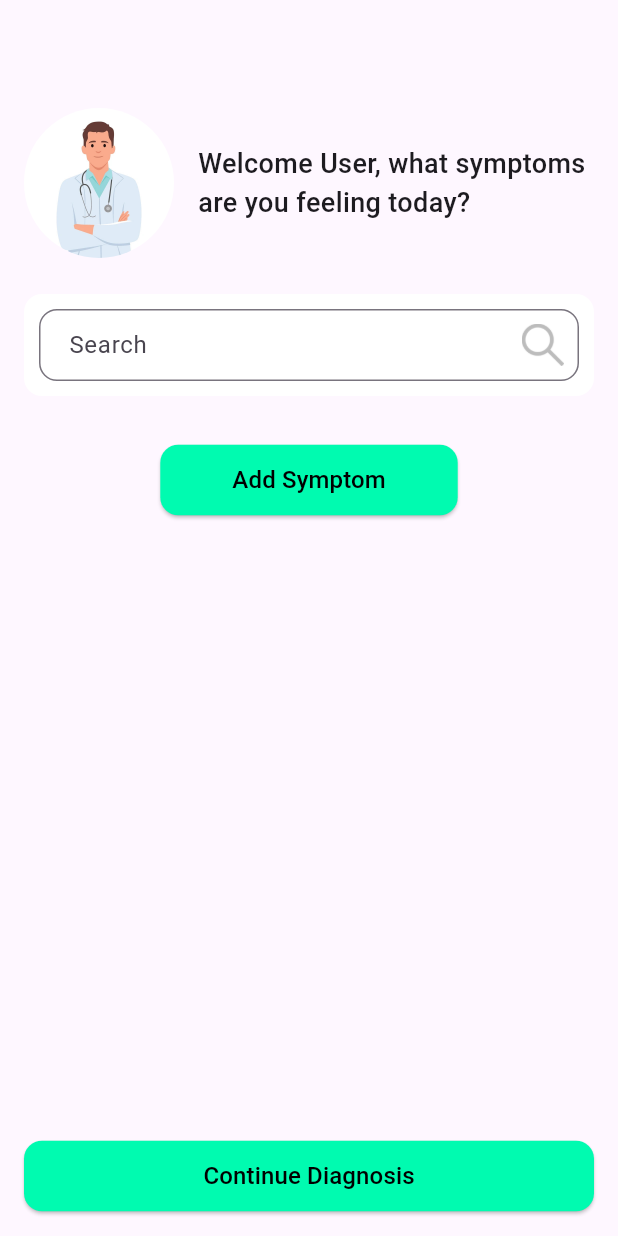
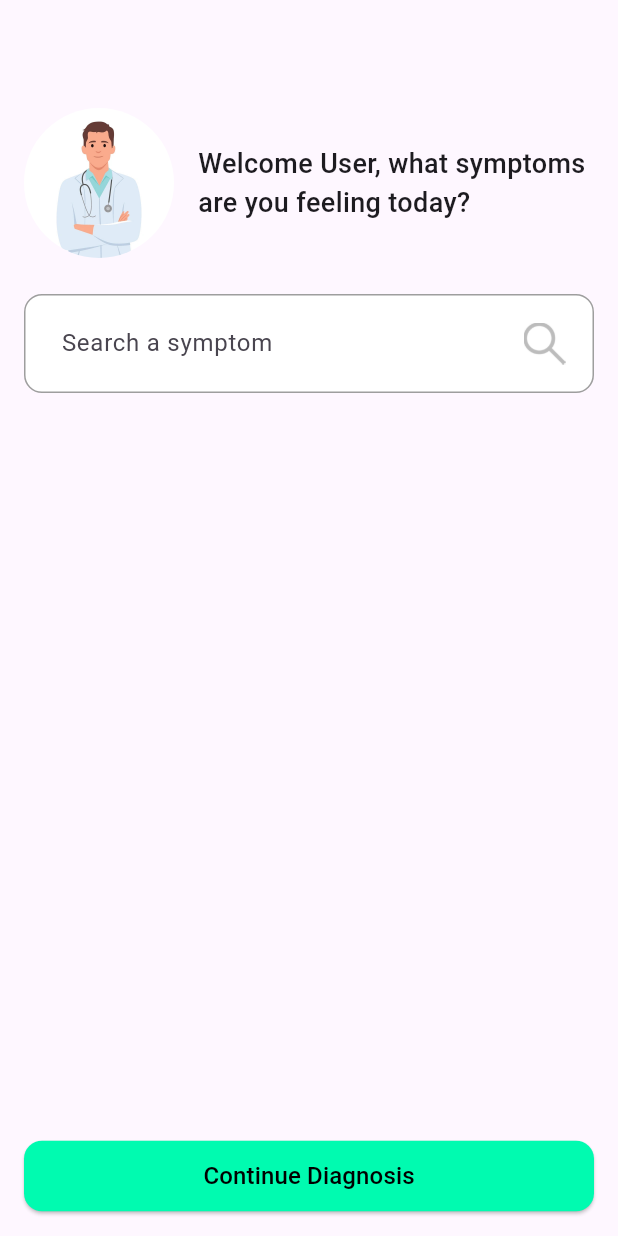
Before and after one commit to texasluminescence/medimatch, a Flutter app: the Dashboard screen opened directly, on a phone screen of 412 x 824 dp. Run offline on Flutter 3.47's test engine with Material 3 defaults, Android fonts, the phone set to English and light mode, and no system bars; our stand-ins replace flutter_dotenv, image_picker, shared_preferences; missing offline and left inert: amplify_auth_cognito, amplify_flutter, flutter_barcode_scanner, mongo_dart; accounts and stored records are empty.

Commit message:
search and filter, mongodb connection

```diff
--- a/lib/main.dart
+++ b/lib/main.dart
@@ -218,51 +218,98 @@ class WelcomeSection extends StatelessWidget {
 class SymptomsInputSection extends StatefulWidget {
   final ValueChanged<List<String>> onSymptomsChanged;
   const SymptomsInputSection({Key? key, required this.onSymptomsChanged}) : super(key: key);
+
   @override
   _SymptomsInputSectionState createState() => _SymptomsInputSectionState();
 }
 
 class _SymptomsInputSectionState extends State<SymptomsInputSection> {
   final TextEditingController _controller = TextEditingController();
+  final FocusNode _focusNode = FocusNode(); // FocusNode to track input focus
   final List<String> _selectedSymptoms = [];
+  List<String> _filteredDiseases = [];
+
+  @override
+  void initState() {
+    super.initState();
+
+    // Listener to clear suggestions when search loses focus
+    _focusNode.addListener(() {
+      if (!_focusNode.hasFocus) {
+        setState(() {
+          _filteredDiseases.clear();
+        });
+      }
+    });
+  }
+
+  @override
+  void didChangeDependencies() {
+    super.didChangeDependencies();
+
+    // Reset search when navigating back
+    setState(() {
+      _controller.clear();
+      _filteredDiseases.clear();
+    });
+  }
 
   @override
   void dispose() {
     _controller.dispose();
+    _focusNode.dispose();
     super.dispose();
   }
 
-  void _addSymptom() {
-  final symptom = _controller.text.trim();
-  if (symptom.isNotEmpty) {
+  void _addSymptom(String symptom) {
+    if (symptom.isNotEmpty && !_selectedSymptoms.contains(symptom)) {
       setState(() {
         _selectedSymptoms.add(symptom);
         _controller.clear();
+        _filteredDiseases.clear(); // Hide dropdown after selection
       });
       widget.onSymptomsChanged(_selectedSymptoms);
     }
   }
 
+  void _onSearchChanged(String query) {
+    setState(() {
+      _filteredDiseases = diseaseList
+          .where((disease) => disease.toLowerCase().contains(query.toLowerCase()))
+          .toList();
+    });
+  }
+
   @override
   Widget build(BuildContext context) {
-    return Column(
+    return GestureDetector(
+      behavior: HitTestBehavior.opaque, // Ensures taps outside are detected
+      onTap: () {
+        // Dismiss keyboard and clear dropdown when tapping outside
+        FocusScope.of(context).unfocus();
+        setState(() {
+          _filteredDiseases.clear();
+        });
+      },
+      child: Column(
         crossAxisAlignment: CrossAxisAlignment.start,
         children: [
-        // user type symptom
+          // Search box with dynamic dropdown
           Container(
             decoration: BoxDecoration(
               color: Colors.white,
               borderRadius: BorderRadius.circular(12),
-            border: Border.all(
-              color: Colors.white,
-              width: 2,
-            ),
+              border: Border.all(color: Colors.grey),
             ),
             padding: const EdgeInsets.all(8),
-          child: TextField(
+            child: Column(
+              children: [
+                TextField(
                   controller: _controller,
+                  focusNode: _focusNode, // Attach focus node
+                  onChanged: _onSearchChanged,
                   decoration: InputDecoration(
-              hintText: "Search",
+                    hintText: "Search a symptom",
                     suffixIcon: Padding(
                       padding: const EdgeInsets.all(10),
                       child: Image.asset(
@@ -271,22 +318,41 @@ class _SymptomsInputSectionState extends State<SymptomsInputSection> {
                         height: 12,
                       ),
                     ),
-              border: OutlineInputBorder(
-                borderRadius: BorderRadius.circular(12),
-                borderSide: const BorderSide(color: Colors.grey),
+                    border: InputBorder.none,
+                    contentPadding: const EdgeInsets.symmetric(horizontal: 16, vertical: 12),
                   ),
-              contentPadding:
-                  const EdgeInsets.symmetric(horizontal: 16, vertical: 12),
                 ),
+
+                // Disease suggestions dropdown
+                if (_filteredDiseases.isNotEmpty)
+                  Container(
+                    constraints: const BoxConstraints(maxHeight: 200),
+                    decoration: BoxDecoration(
+                      color: Colors.white,
+                      borderRadius: BorderRadius.circular(8),
+                      border: Border.all(color: Colors.grey),
+                    ),
+                    child: ListView.builder(
+                      shrinkWrap: true,
+                      itemCount: _filteredDiseases.length,
+                      itemBuilder: (context, index) {
+                        return ListTile(
+                          title: Text(_filteredDiseases[index]),
+                          onTap: () {
+                            _addSymptom(_filteredDiseases[index]);
+                            FocusScope.of(context).unfocus(); // Hide keyboard after selection
+                          },
+                        );
+                      },
+                    ),
+                  ),
+              ],
             ),
           ),
           const SizedBox(height: 12),
 
-        // Displayed symptoms
-        ConstrainedBox(
-          constraints: const BoxConstraints(maxHeight: 150),
-          child: SingleChildScrollView(
-            child: Wrap(
+          // Selected symptoms
+          Wrap(
             spacing: 8,
             runSpacing: 8,
             children: _selectedSymptoms.map((symptom) {
@@ -303,31 +369,8 @@ class _SymptomsInputSectionState extends State<SymptomsInputSection> {
               );
             }).toList(),
           ),
+        ],
       ),
-        ),
-
-        const SizedBox(height: 20),
-        Center(
-          child: ElevatedButton(
-            onPressed: () {
-              // adds symptom user typed to list
-              _addSymptom();
-            },
-            style: ElevatedButton.styleFrom(
-              backgroundColor: AppColors.mintColor,
-              padding:
-                  const EdgeInsets.symmetric(horizontal: 48, vertical: 12),
-              shape: RoundedRectangleBorder(
-                borderRadius: BorderRadius.circular(12),
-              ),
-            ),
-            child: const Text(
-              "Add Symptom",
-              style: TextStyle(color: Colors.black, fontSize: 16),
-            ),
-          ),
-        ),
-      ],
     );
   }
 }
--- a/lib/mongo_db_connection.dart
+++ b/lib/mongo_db_connection.dart
@@ -1,5 +1,7 @@
 import 'package:flutter_dotenv/flutter_dotenv.dart';
 import 'package:mongo_dart/mongo_dart.dart';
+
+List<String> diseaseList = [];
 
 Future<void> connectToMongo() async {
   await dotenv.load();
@@ -20,7 +22,18 @@ Future<void> connectToMongo() async {
 
     var collection = db.collection(collectionName);
     var data = await collection.find().toList();
-    print("$data");
+
+    // print("$data");
+    // print all diseases
+    // for (var test in data) {
+    //     print(test['Disease']);
+    // }
+    // print('list length: ${data.length}');
+
+    // extract diseases, only keep unique values, sort it
+    diseaseList = data.map((doc) => doc['Disease'].toString().trim())
+        .toSet().toList()..sort();
+
 
     await db.close();
   } catch (e) {
```
Also changed, not shown: lib/continue_diagnosis.dart (+122 -33 lines). Lines whose indentation alone changed are shown as unchanged.
